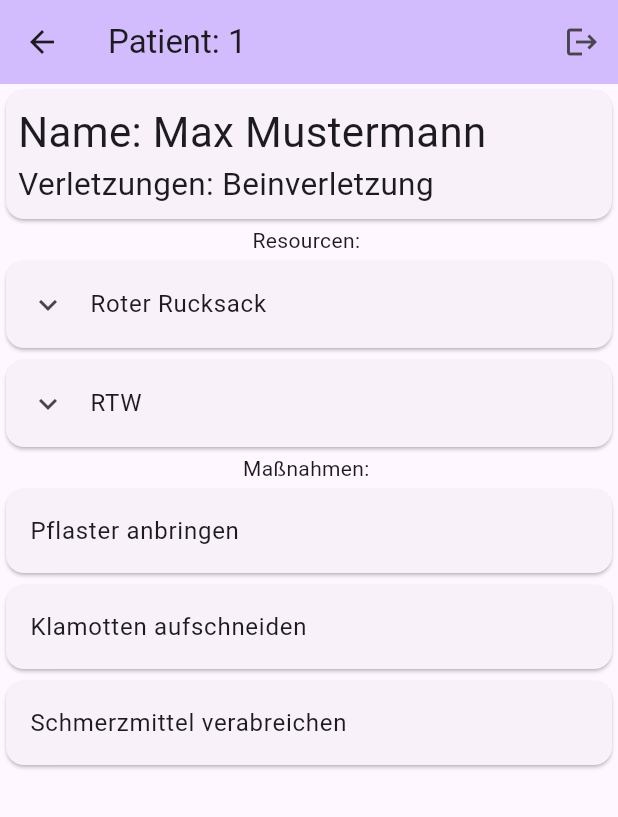
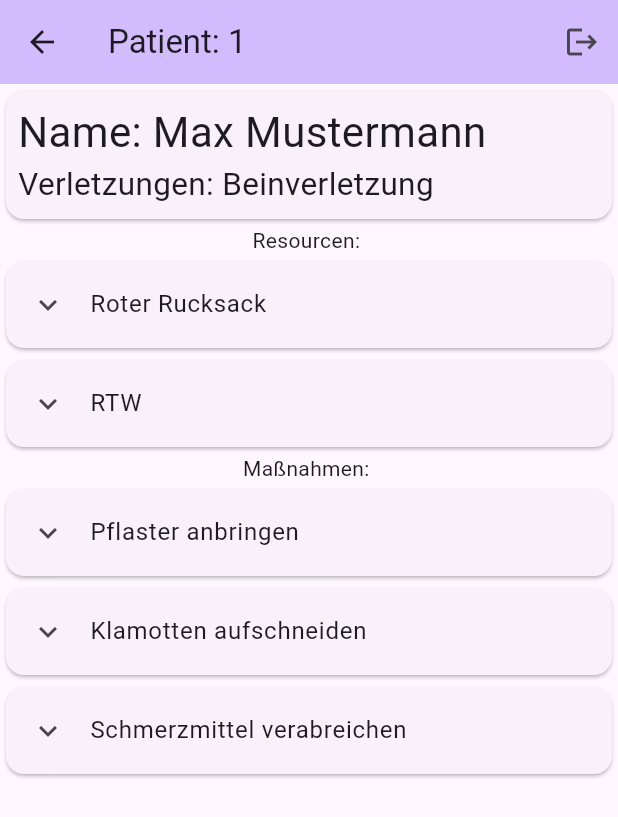
Before and after one commit to MANVSim/MANVSim, a Flutter app: the PatientListScreen screen opened directly, after a tap on "Max Mustermann", on a phone screen of 412 x 824 dp. Shown: the top 817 px of the screen. Run offline on Flutter 3.47's test engine with Material 3 defaults, Android fonts, the phone set to English and light mode, and no system bars; generated files the repository leaves out were written again.

Commit message:
app #62 add action_card.dart

```diff
--- a/app/lib/screens/action_screen.dart
+++ b/app/lib/screens/action_screen.dart
@@ -1,6 +1,5 @@
 import 'dart:async';
 
-import 'package:flutter/cupertino.dart';
 import 'package:flutter/material.dart';
 import 'package:manvsim/models/patient.dart';
 
--- a/app/lib/services/action_service.dart
+++ b/app/lib/services/action_service.dart
@@ -1,30 +1,31 @@
 import 'dart:convert';
+import 'dart:math';
 
 import 'package:manvsim/models/location.dart';
 import 'package:manvsim/models/patient_action.dart';
 
 Future<List<Location>> fetchLocations() async {
-  await Future.delayed(Duration(seconds: 1));
+  await Future.delayed(const Duration(seconds: 1));
   String json = demoJson;
   List<dynamic> jsonList = jsonDecode(json);
   return jsonList.map((location) => Location.fromJson(location)).toList();
 }
 
 Future<List<PatientAction>> fetchActions() async {
-  await Future.delayed(Duration(seconds: 1));
+  await Future.delayed(const Duration(seconds: 1));
   String json = demoActions;
   List<dynamic> jsonList = jsonDecode(json);
   return jsonList.map((action) => PatientAction.fromJson(action)).toList();
 }
 
 Future<String> fetchActionResult(int performedActionId) async {
-  await Future.delayed(Duration(seconds: 1));
+  await Future.delayed(const Duration(seconds: 1));
   return "Successful result for $performedActionId";
 }
 
 Future<int> performAction(int actionId, List<int> resourceIds) async {
-  await Future.delayed(Duration(seconds: 1));
-  throw Error();
+  await Future.delayed(const Duration(seconds: 1));
+  if (Random().nextBool()) throw Error();
   return 1;
 }
 
--- a/app/lib/services/patient_service.dart
+++ b/app/lib/services/patient_service.dart
@@ -3,7 +3,7 @@ import 'dart:convert';
 import 'package:manvsim/models/patient.dart';
 
 Future<List<Patient>> fetchPatientList() async {
-  await Future.delayed(Duration(seconds: 1));
+  await Future.delayed(const Duration(seconds: 1));
   String json = demoJson;
   List<dynamic> jsonList = jsonDecode(json);
   return jsonList.map((patient) => Patient.fromJson(patient)).toList();
--- /dev/null
+++ b/app/lib/widgets/action_card.dart
@@ -0,0 +1,55 @@
+import 'package:flutter/material.dart';
+import 'package:manvsim/models/patient.dart';
+
+import 'package:manvsim/models/patient_action.dart';
+import 'package:manvsim/screens/action_screen.dart';
+import 'package:flutter_gen/gen_l10n/app_localizations.dart';
+
+class ActionCard extends StatefulWidget {
+  final PatientAction action;
+  final Patient patient;
+
+  const ActionCard({super.key, required this.action, required this.patient});
+
+  @override
+  State<ActionCard> createState() => _ActionCardState();
+}
+
+class _ActionCardState extends State<ActionCard> {
+  @override
+  Widget build(BuildContext context) {
+    return Card(
+        child: ExpansionTile(
+            title: Text(widget.action.name),
+            controlAffinity: ListTileControlAffinity.leading,
+            // removes border on top and bottom
+            shape: const Border(),
+            childrenPadding: const EdgeInsets.only(left: 8.0),
+            children: [
+          Row(children: [
+            Flexible(
+                child: Column(
+                    crossAxisAlignment: CrossAxisAlignment.start,
+                    children: [
+                  Text(AppLocalizations.of(context)!.actionNeededResources),
+                  ListView.builder(
+                      shrinkWrap: true, // nested scrolling
+                      physics: const ClampingScrollPhysics(),
+                      itemCount: widget.action.resourceNamesNeeded.length,
+                      itemBuilder: (context, index) =>
+                          Text(widget.action.resourceNamesNeeded[index]))
+                ])),
+            ElevatedButton(
+              style: ElevatedButton.styleFrom(backgroundColor: Colors.lightGreen),
+                onPressed: () {
+                  Navigator.push(
+                      context,
+                      MaterialPageRoute(
+                          builder: (context) => ActionScreen(
+                              action: widget.action, patient: widget.patient)));
+                },
+                child: Text(AppLocalizations.of(context)!.actionPerform))
+          ])
+        ]));
+  }
+}
--- a/app/lib/widgets/action_selection.dart
+++ b/app/lib/widgets/action_selection.dart
@@ -3,8 +3,8 @@ import 'package:manvsim/models/location.dart';
 import 'package:manvsim/models/patient.dart';
 import 'package:manvsim/models/patient_action.dart';
 import 'package:manvsim/models/resource.dart';
-import 'package:manvsim/screens/action_screen.dart';
 import 'package:manvsim/services/action_service.dart';
+import 'package:manvsim/widgets/action_card.dart';
 import 'package:manvsim/widgets/resource_directory.dart';
 import 'package:flutter_gen/gen_l10n/app_localizations.dart';
 
@@ -72,21 +72,11 @@ class _ActionSelectionState extends State<ActionSelection> {
           if (snapshot.hasData) {
             var selectedActions = getSelectedActions();
             return ListView.builder(
-              shrinkWrap: true, // nested scrolling
-              physics: const ClampingScrollPhysics(),
-              itemCount: selectedActions.length,
-              itemBuilder: (context, index) => Card(
-                  child: ListTile(
-                      title: Text(selectedActions[index].name),
-                      onTap: () {
-                        Navigator.push(
-                            context,
-                            MaterialPageRoute(
-                                builder: (context) => ActionScreen(
-                                    action: selectedActions[index],
-                                    patient: widget.patient)));
-                      })),
-            );
+                shrinkWrap: true, // nested scrolling
+                physics: const ClampingScrollPhysics(),
+                itemCount: selectedActions.length,
+                itemBuilder: (context, index) => ActionCard(
+                    action: selectedActions[index], patient: widget.patient));
           } else if (snapshot.hasError) {
             return Text('${snapshot.error}');
           }
--- a/app/lib/widgets/resource_directory.dart
+++ b/app/lib/widgets/resource_directory.dart
@@ -1,4 +1,3 @@
-import 'package:flutter/cupertino.dart';
 import 'package:flutter/material.dart';
 import 'package:manvsim/models/location.dart';
 import 'package:manvsim/models/resource.dart';
```
Also changed, not shown: app/pubspec.lock.
